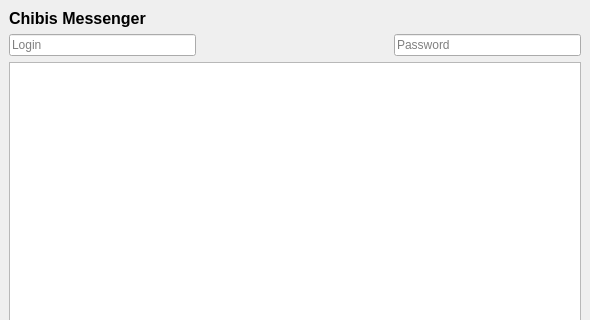
Before: the Qt Designer form messenger.ui in sergei2009op/Messenger, drawn with Qt 5; both pictures show x 0 to 590 and y 0 to 320 of the 590 by 532 pixel window.
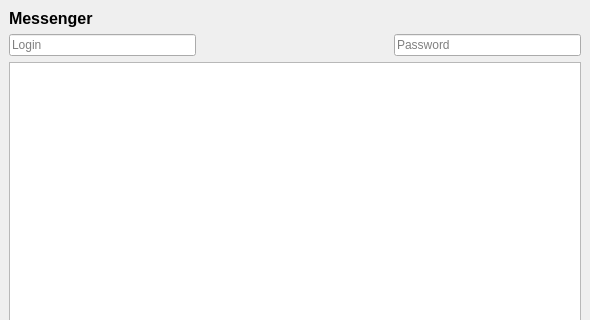
After: the same form once the commit is applied.

```diff
--- a/messenger.ui
+++ b/messenger.ui
@@ -15,20 +15,6 @@
   </property>
   <widget class="QWidget" name="centralwidget">
    <layout class="QGridLayout" name="gridLayout">
-    <item row="0" column="0" colspan="3">
-     <widget class="QLabel" name="l_name">
-      <property name="font">
-       <font>
-        <pointsize>12</pointsize>
-        <weight>75</weight>
-        <bold>true</bold>
-       </font>
-      </property>
-      <property name="text">
-       <string>Chibis Messenger</string>
-      </property>
-     </widget>
-    </item>
     <item row="1" column="0">
      <widget class="QLineEdit" name="lE_login">
       <property name="placeholderText">
@@ -122,6 +108,20 @@
       </item>
      </layout>
     </item>
+    <item row="0" column="0" colspan="2">
+     <widget class="QLabel" name="l_name">
+      <property name="font">
+       <font>
+        <pointsize>12</pointsize>
+        <weight>75</weight>
+        <bold>true</bold>
+       </font>
+      </property>
+      <property name="text">
+       <string>Messenger</string>
+      </property>
+     </widget>
+    </item>
    </layout>
   </widget>
   <widget class="QStatusBar" name="statusbar"/>
```
Left out of the diff: 2 changed lines with no effect on the pictures.
